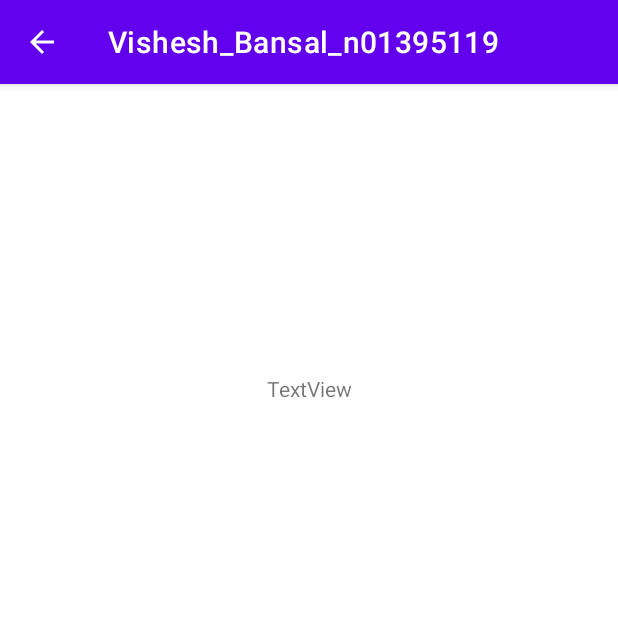
After one commit to VisheshBansal5119/VisheshBansalAssign2, an Android app: the BansalActivityCheckout screen opened directly, with no data from a screen before it, on a phone screen of 412 x 824 dp, the top half of it. The commit adds this screen. Run offline under Robolectric (Android 15) with nearby library versions, the phone set to English and light mode, and no system bars.

Commit message:
Added Final Checkout Page

```diff
--- a/VisheshBansal22/src/main/AndroidManifest.xml
+++ b/VisheshBansal22/src/main/AndroidManifest.xml
@@ -9,7 +9,8 @@
         android:roundIcon="@drawable/applogo"
         android:supportsRtl="true"
         android:theme="@style/Theme.VisheshBansal2">
-        <activity android:name=".BansalActivityPayment"></activity>
+        <activity android:name=".BansalActivityCheckout"></activity>
+        <activity android:name=".BansalActivityPayment" />
         <activity android:name=".BansalActivityOrder" />
         <activity android:name=".VisheshActivity">
             <intent-filter>
--- /dev/null
+++ b/VisheshBansal22/src/main/java/vishesh/bansal/n01395119/BansalActivityCheckout.java
@@ -0,0 +1,34 @@
+package vishesh.bansal.n01395119;
+
+import androidx.appcompat.app.AppCompatActivity;
+
+import android.content.Intent;
+import android.os.Bundle;
+import android.view.MenuItem;
+import android.widget.TextView;
+
+public class BansalActivityCheckout extends AppCompatActivity {
+
+    @Override
+    protected void onCreate(Bundle savedInstanceState) {
+        super.onCreate(savedInstanceState);
+        setContentView(R.layout.activity_bansal_checkout);
+        Intent intent = getIntent();
+        getSupportActionBar().setDisplayHomeAsUpEnabled(true);
+
+
+    }
+    @Override
+    public boolean onOptionsItemSelected(MenuItem item) {
+        switch (item.getItemId()) {
+            case android.R.id.home:
+                // todo: goto back activity from here
+
+                finish();
+                return true;
+
+            default:
+                return super.onOptionsItemSelected(item);
+        }
+    }
+}
--- /dev/null
+++ b/VisheshBansal22/src/main/res/layout/activity_bansal_checkout.xml
@@ -0,0 +1,19 @@
+<?xml version="1.0" encoding="utf-8"?>
+<androidx.constraintlayout.widget.ConstraintLayout xmlns:android="http://schemas.android.com/apk/res/android"
+    xmlns:app="http://schemas.android.com/apk/res-auto"
+    xmlns:tools="http://schemas.android.com/tools"
+    android:layout_width="match_parent"
+    android:layout_height="match_parent"
+    tools:context=".BansalActivityCheckout">
+
+    <TextView
+        android:id="@+id/textView"
+        android:layout_width="wrap_content"
+        android:layout_height="wrap_content"
+        android:text="TextView"
+        app:layout_constraintBottom_toBottomOf="parent"
+        app:layout_constraintEnd_toEndOf="parent"
+        app:layout_constraintStart_toStartOf="parent"
+        app:layout_constraintTop_toTopOf="parent"
+        app:layout_constraintVertical_bias="0.258" />
+</androidx.constraintlayout.widget.ConstraintLayout>
--- a/VisheshBansal22/src/main/res/layout/activity_bansal_payment.xml
+++ b/VisheshBansal22/src/main/res/layout/activity_bansal_payment.xml
@@ -44,6 +44,7 @@
         android:id="@+id/PlaceOrder"
         android:layout_width="wrap_content"
         android:layout_height="wrap_content"
+        android:onClick="onPlaceOrder"
         android:text="@string/place_order"
         app:layout_constraintBottom_toBottomOf="parent"
         app:layout_constraintEnd_toEndOf="parent"
```
Also changed, not shown: VisheshBansal22/src/main/java/vishesh/bansal/n01395119/BansalActivityOrder.java (+7 -3 lines), VisheshBansal22/src/main/java/vishesh/bansal/n01395119/BansalActivityPayment.java (+12 -1 lines).
